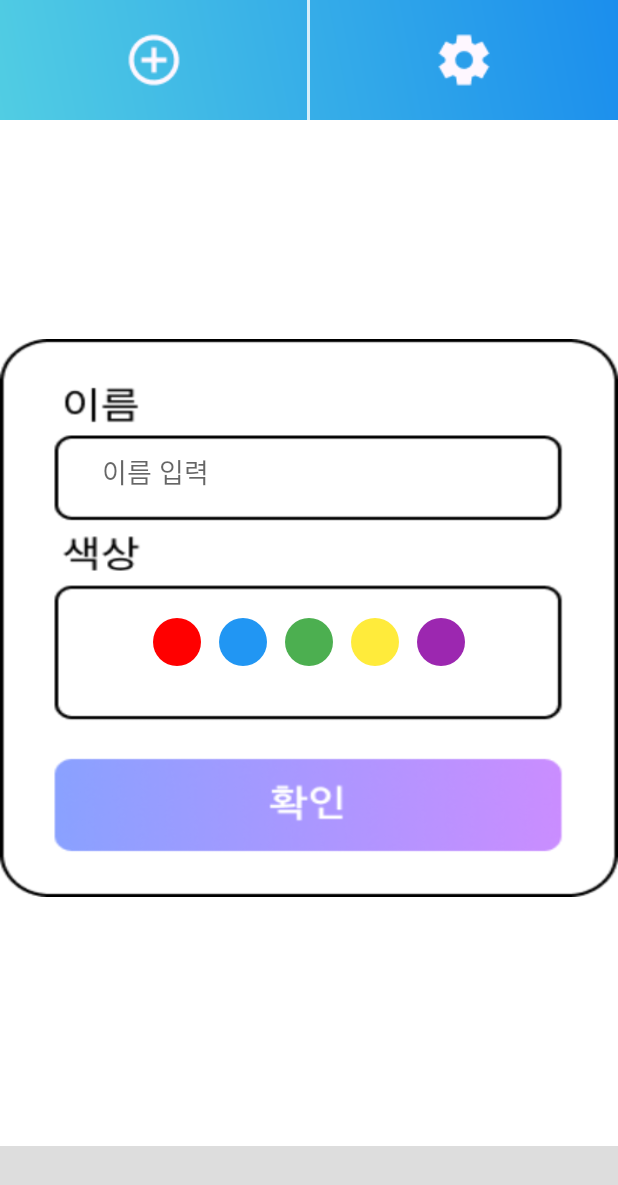
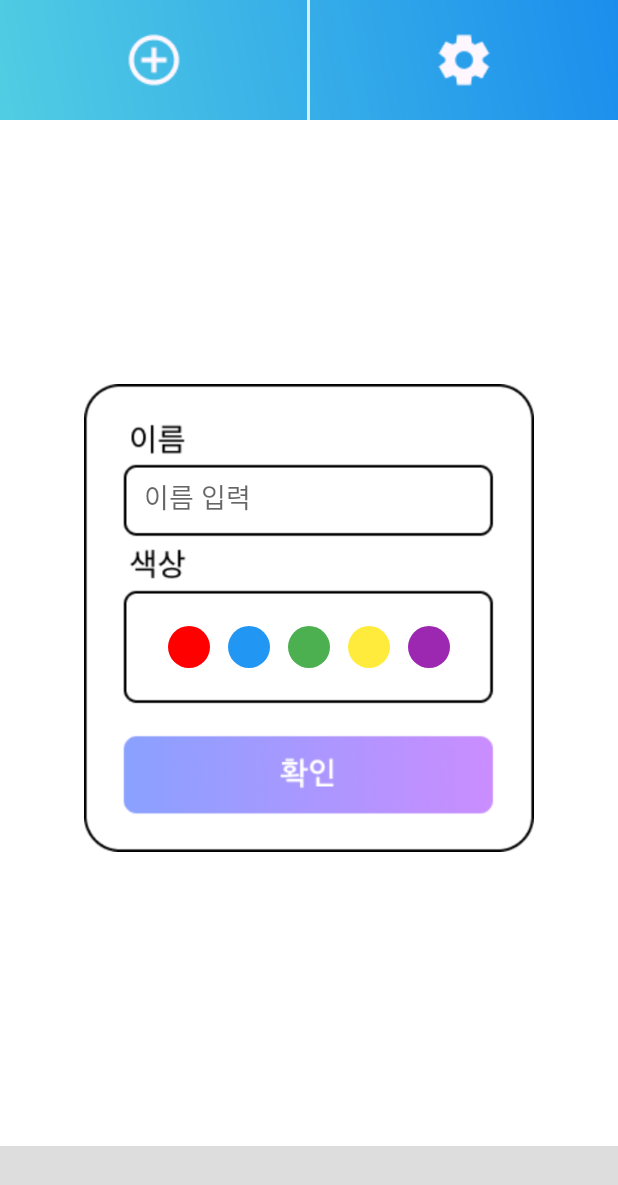
Before and after one commit to LibrumLego/Clicker, an Android app: the screen it shows after launch (MainActivity), after a tap on "추가 버튼", on a phone screen of 412 x 824 dp. Shown: the top 1185 px of the screen. Run offline under Robolectric (Android 15) with nearby library versions, the phone set to English and light mode, and no system bars.

Commit message:
추가 버튼 구현 3차

```diff
--- a/app/src/main/java/com/clicker/MainActivity.kt
+++ b/app/src/main/java/com/clicker/MainActivity.kt
@@ -20,16 +20,12 @@ class MainActivity : AppCompatActivity() {
         val addButton: ImageButton = findViewById(R.id.addButton)
         val settingsButton: ImageButton = findViewById(R.id.settingsButton)
 
-        // ➕ 추가 버튼 클릭 시 다이얼로그 열기
         addButton.setOnClickListener {
             val dialogView = LayoutInflater.from(this).inflate(R.layout.dialog_add_item, null)
 
             val editName = dialogView.findViewById<EditText>(R.id.editName)
+            val btnConfirm = dialogView.findViewById<View>(R.id.btnConfirm)
 
-            // ✅ 버튼은 PNG 이미지 → 클릭 영역만 View
-            val btnConfirmArea = dialogView.findViewById<View>(R.id.btnConfirmArea)
-
-            // 색상 동그라미 뷰
             val colorRed   = dialogView.findViewById<ImageView>(R.id.colorRed)
             val colorBlue  = dialogView.findViewById<ImageView>(R.id.colorBlue)
             val colorGreen = dialogView.findViewById<ImageView>(R.id.colorGreen)
@@ -39,7 +35,6 @@ class MainActivity : AppCompatActivity() {
             val colorViews = listOf(colorRed, colorBlue, colorGreen, colorYellow, colorPurple)
             var selectedColor: String? = null
 
-            // 색상 클릭 이벤트 처리
             colorViews.forEach { v ->
                 v.setOnClickListener {
                     colorViews.forEach { it.isSelected = false }
@@ -59,12 +54,10 @@ class MainActivity : AppCompatActivity() {
                 .setView(dialogView)
                 .create()
 
-            // ✅ 뒷배경 어두워짐 제거
             dialog.window?.setBackgroundDrawableResource(android.R.color.transparent)
             dialog.window?.clearFlags(WindowManager.LayoutParams.FLAG_DIM_BEHIND)
 
-            // 확인 버튼 클릭 (투명 View에 이벤트 연결)
-            btnConfirmArea.setOnClickListener {
+            btnConfirm.setOnClickListener {
                 val name = editName.text.toString()
                 val color = selectedColor ?: ""
                 Toast.makeText(this, "이름: $name / 색상: $color", Toast.LENGTH_SHORT).show()
@@ -74,7 +67,6 @@ class MainActivity : AppCompatActivity() {
             dialog.show()
         }
 
-        // ⚙️ 설정 버튼 클릭 시 이동
         settingsButton.setOnClickListener {
             if (isClickable) {
                 isClickable = false
--- a/app/src/main/res/layout/dialog_add_item.xml
+++ b/app/src/main/res/layout/dialog_add_item.xml
@@ -1,80 +1,97 @@
 <?xml version="1.0" encoding="utf-8"?>
-<RelativeLayout xmlns:android="http://schemas.android.com/apk/res/android"
+<androidx.constraintlayout.widget.ConstraintLayout xmlns:android="http://schemas.android.com/apk/res/android"
+    xmlns:app="http://schemas.android.com/apk/res-auto"
     android:layout_width="wrap_content"
     android:layout_height="wrap_content"
-    android:background="@drawable/popup"
-    android:padding="20dp">
+    android:background="@android:color/transparent">
 
-    <!-- 이름 입력칸 -->
+    <!-- 팝업 전체 배경 -->
+    <ImageView
+        android:id="@+id/popupBg"
+        android:layout_width="300dp"
+        android:layout_height="wrap_content"
+        android:adjustViewBounds="true"
+        android:scaleType="fitCenter"
+        android:src="@drawable/popup"
+        app:layout_constraintTop_toTopOf="parent"
+        app:layout_constraintStart_toStartOf="parent"
+        app:layout_constraintEnd_toEndOf="parent" />
+
+    <!-- 이름 입력 -->
     <EditText
         android:id="@+id/editName"
-        android:layout_width="match_parent"
+        android:layout_width="0dp"
         android:layout_height="40dp"
-        android:layout_marginTop="50dp"
-        android:layout_marginStart="40dp"
-        android:layout_marginEnd="40dp"
         android:background="@android:color/transparent"
         android:hint="이름 입력"
-        android:padding="8dp" />
+        app:layout_constraintTop_toTopOf="@id/popupBg"
+        app:layout_constraintStart_toStartOf="@id/popupBg"
+        app:layout_constraintEnd_toEndOf="@id/popupBg"
+        android:layout_marginTop="55dp"
+        android:layout_marginStart="40dp"
+        android:layout_marginEnd="40dp" />
 
-    <!-- 색상 선택 동그라미 -->
+    <!-- 색상 선택 -->
     <LinearLayout
         android:id="@+id/colorOptions"
-        android:layout_width="match_parent"
+        android:layout_width="0dp"
         android:layout_height="wrap_content"
-        android:layout_below="@id/editName"
-        android:layout_marginTop="70dp"
+        android:orientation="horizontal"
         android:gravity="center"
-        android:orientation="horizontal">
+        app:layout_constraintTop_toBottomOf="@id/editName"
+        app:layout_constraintStart_toStartOf="@id/popupBg"
+        app:layout_constraintEnd_toEndOf="@id/popupBg"
+        android:layout_marginTop="60dp"
+        android:layout_marginStart="20dp"
+        android:layout_marginEnd="20dp">
 
         <ImageView
             android:id="@+id/colorRed"
-            android:layout_width="32dp"
-            android:layout_height="32dp"
+            android:layout_width="28dp"
+            android:layout_height="28dp"
             android:layout_margin="6dp"
-            android:src="@drawable/circle_color_red"
-            android:contentDescription="빨강" />
+            android:src="@drawable/circle_color_red" />
 
         <ImageView
             android:id="@+id/colorBlue"
-            android:layout_width="32dp"
-            android:layout_height="32dp"
+            android:layout_width="28dp"
+            android:layout_height="28dp"
             android:layout_margin="6dp"
-            android:src="@drawable/circle_color_blue"
-            android:contentDescription="파랑" />
+            android:src="@drawable/circle_color_blue" />
 
         <ImageView
             android:id="@+id/colorGreen"
-            android:layout_width="32dp"
-            android:layout_height="32dp"
+            android:layout_width="28dp"
+            android:layout_height="28dp"
             android:layout_margin="6dp"
-            android:src="@drawable/circle_color_green"
-            android:contentDescription="초록" />
+            android:src="@drawable/circle_color_green" />
 
         <ImageView
             android:id="@+id/colorYellow"
-            android:layout_width="32dp"
-            android:layout_height="32dp"
+            android:layout_width="28dp"
+            android:layout_height="28dp"
             android:layout_margin="6dp"
-            android:src="@drawable/circle_color_yellow"
-            android:contentDescription="노랑" />
+            android:src="@drawable/circle_color_yellow" />
 
         <ImageView
             android:id="@+id/colorPurple"
-            android:layout_width="32dp"
-            android:layout_height="32dp"
+            android:layout_width="28dp"
+            android:layout_height="28dp"
             android:layout_margin="6dp"
-            android:src="@drawable/circle_color_purple"
-            android:contentDescription="보라" />
+            android:src="@drawable/circle_color_purple" />
     </LinearLayout>
 
-    <!-- 확인 버튼 클릭 영역 (투명) -->
+    <!-- 확인 버튼 (투명 클릭 영역) -->
     <View
-        android:id="@+id/btnConfirmArea"
-        android:layout_width="200dp"
+        android:id="@+id/btnConfirm"
+        android:layout_width="0dp"
         android:layout_height="48dp"
-        android:layout_below="@id/colorOptions"
-        android:layout_marginTop="80dp"
-        android:layout_centerHorizontal="true"
-        android:background="@android:color/transparent" />
-</RelativeLayout>
+        android:background="@android:color/transparent"
+        app:layout_constraintTop_toBottomOf="@id/colorOptions"
+        app:layout_constraintStart_toStartOf="@id/popupBg"
+        app:layout_constraintEnd_toEndOf="@id/popupBg"
+        android:layout_marginTop="44dp"
+        android:layout_marginStart="60dp"
+        android:layout_marginEnd="60dp" />
+
+</androidx.constraintlayout.widget.ConstraintLayout>
```
